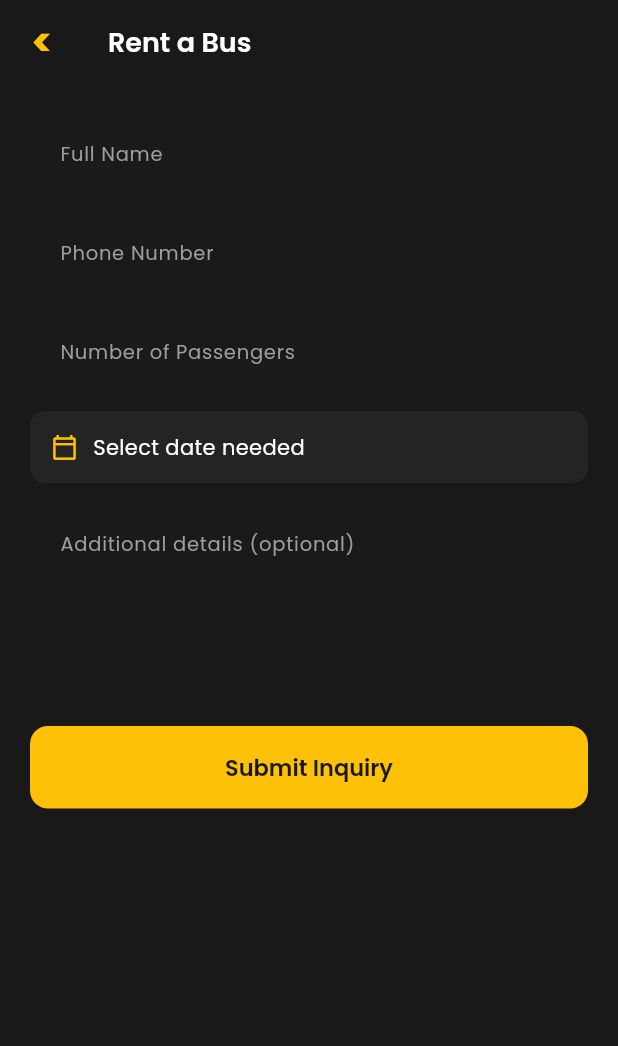
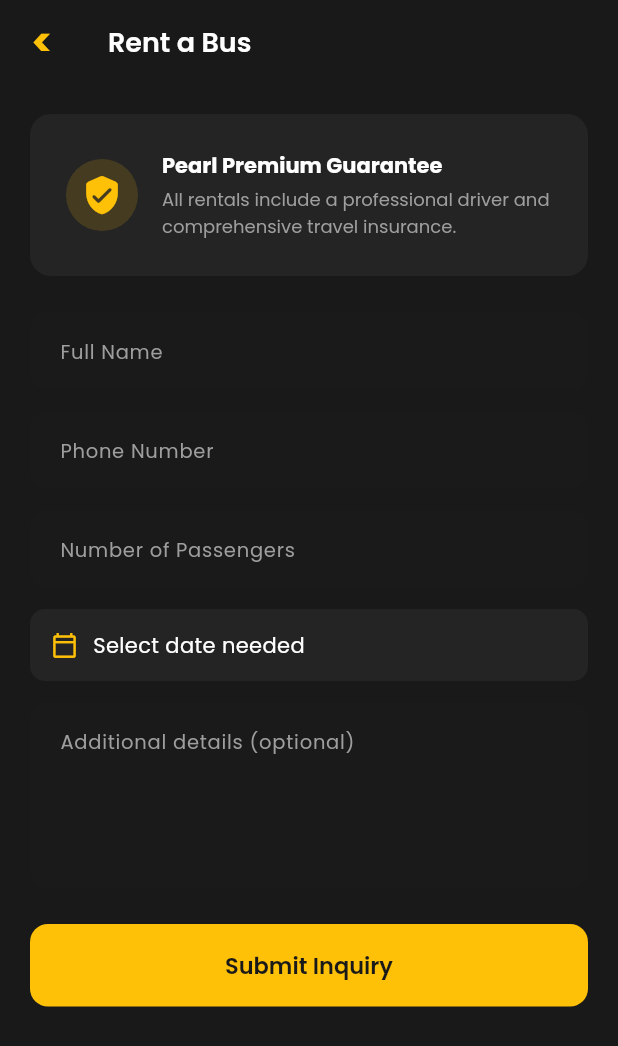
Before and after one commit to gideonprojects26/bus_app, a Flutter app: the RentBusScreen screen opened directly, on a phone screen of 412 x 824 dp. Shown: the top 1046 px of the screen. Run offline on Flutter 3.47's test engine with Material 3 defaults, Android fonts, the light colour scheme and no system bars; our stand-ins replace cached_network_image, flutter_local_notifications, google_fonts, google_maps_flutter, qr_flutter, shared_preferences and 2 more; accounts and stored records are empty.

Commit message:
Fix bokking problem

```diff
--- a/bus-app/mobile-app-flutter/lib/screens/home_screen.dart
+++ b/bus-app/mobile-app-flutter/lib/screens/home_screen.dart
@@ -3,6 +3,7 @@ import 'package:provider/provider.dart';
 import '../providers/auth_provider.dart';
 import '../providers/theme_provider.dart';
 import '../utils/app_colors.dart';
+// ignore: unused_import
 import '../utils/constants.dart';
 import '../models/backend_route_model.dart';
 import '../services/route_service.dart';
@@ -78,7 +79,9 @@ class _HomeScreenState extends State<HomeScreen> {
                           style: TextStyle(fontSize: 22, fontWeight: FontWeight.w800, color: theme.textPrimary),
                         ),
                         const SizedBox(height: 4),
+                        // ignore: prefer_const_constructors
                         Row(
+                          // ignore: prefer_const_literals_to_create_immutables
                           children: [
                             const Icon(Icons.location_on_rounded, color: AppColors.yellow, size: 16),
                             const SizedBox(width: 4),
--- a/bus-app/mobile-app-flutter/lib/screens/rent_bus_screen.dart
+++ b/bus-app/mobile-app-flutter/lib/screens/rent_bus_screen.dart
@@ -79,6 +79,76 @@ class _RentBusScreenState extends State<RentBusScreen> {
             child: Column(
               crossAxisAlignment: CrossAxisAlignment.start,
               children: [
+                // ---- Guarantee Badge (adapted from FlutterFlow component) ----
+                // Replaces FlutterFlowTheme with AppColors and standard Text styles
+                Container(
+                  decoration: BoxDecoration(
+                    color: AppColors.black2, // Using your app's dark surface color instead of secondaryBackground
+                    borderRadius: BorderRadius.circular(14),
+                  ),
+                  child: Padding(
+                    padding: const EdgeInsets.all(24),
+                    child: Row(
+                      mainAxisSize: MainAxisSize.max,
+                      mainAxisAlignment: MainAxisAlignment.start,
+                      crossAxisAlignment: CrossAxisAlignment.center,
+                      children: [
+                        // Circular icon container with yellow accent background
+                        Container(
+                          width: 48,
+                          height: 48,
+                          decoration: BoxDecoration(
+                            color: AppColors.yellow.withAlpha(38), // ~15% opacity yellow (0x26 in hex)
+                            borderRadius: BorderRadius.circular(9999), // Fully rounded
+                          ),
+                          alignment: const AlignmentDirectional(0, 0), // Center the icon
+                          child: const Icon(
+                            Icons.verified_user_rounded,
+                            color: AppColors.yellow, // Using your yellow as the icon color
+                            size: 28,
+                          ),
+                        ),
+                        const SizedBox(width: 16), // Replaces .divide(SizedBox(width: 16))
+                        // Text column
+                        const Expanded(
+                          flex: 1,
+                          child: Column(
+                            mainAxisSize: MainAxisSize.min,
+                            mainAxisAlignment: MainAxisAlignment.start,
+                            crossAxisAlignment: CrossAxisAlignment.start, // Changed from center to start for better alignment
+                            children: [
+                              Text(
+                                'Pearl Premium Guarantee',
+                                style: TextStyle(
+                                  color: AppColors.white,
+                                  fontSize: 14, // Approximate labelLarge size
+                                  fontWeight: FontWeight.bold,
+                                  letterSpacing: 0.0,
+                                  height: 1.4,
+                                ),
+                              ),
+                              SizedBox(height: 4), // Replaces .divide(SizedBox(height: 4))
+                              Text(
+                                'All rentals include a professional driver and comprehensive travel insurance.',
+                                style: TextStyle(
+                                  color: AppColors.grey, // Using grey for secondary text
+                                  fontSize: 12, // Approximate bodySmall size
+                                  fontWeight: FontWeight.normal,
+                                  letterSpacing: 0.0,
+                                  height: 1.5,
+                                ),
+                              ),
+                            ],
+                          ),
+                        ),
+                      ],
+                    ),
+                  ),
+                ),
+
+                const SizedBox(height: 24), // Spacing after the badge before the form fields
+
+                // ---- Original form fields ----
                 TextFormField(
                   controller: _nameController,
                   style: const TextStyle(color: AppColors.white),
```
